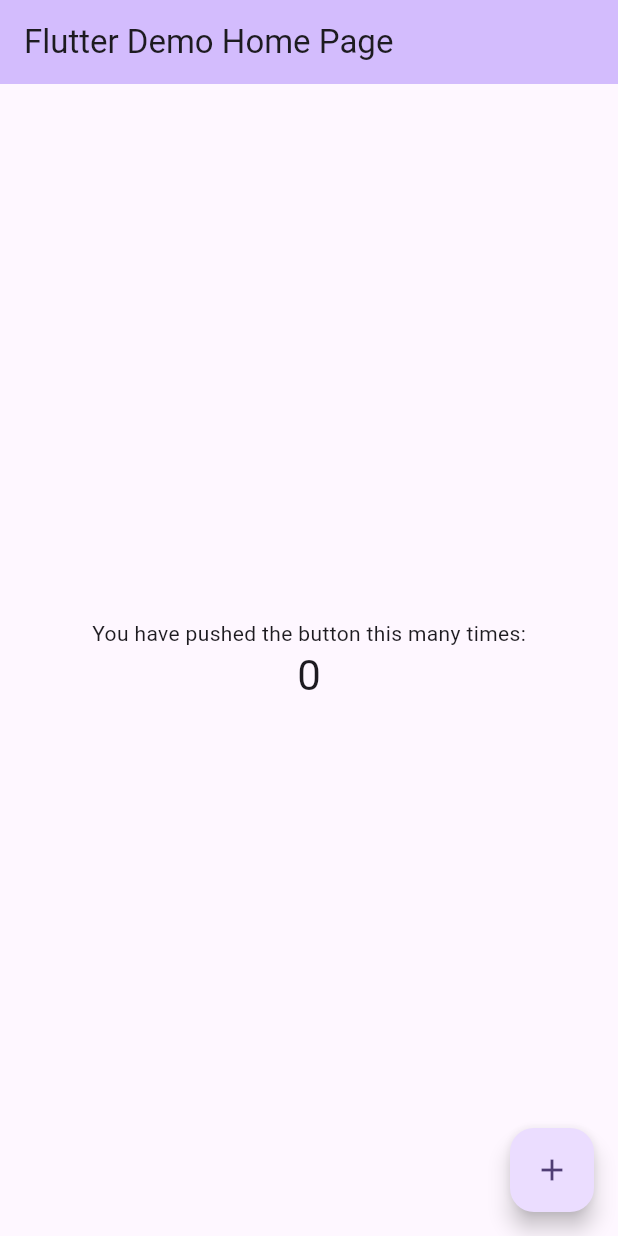
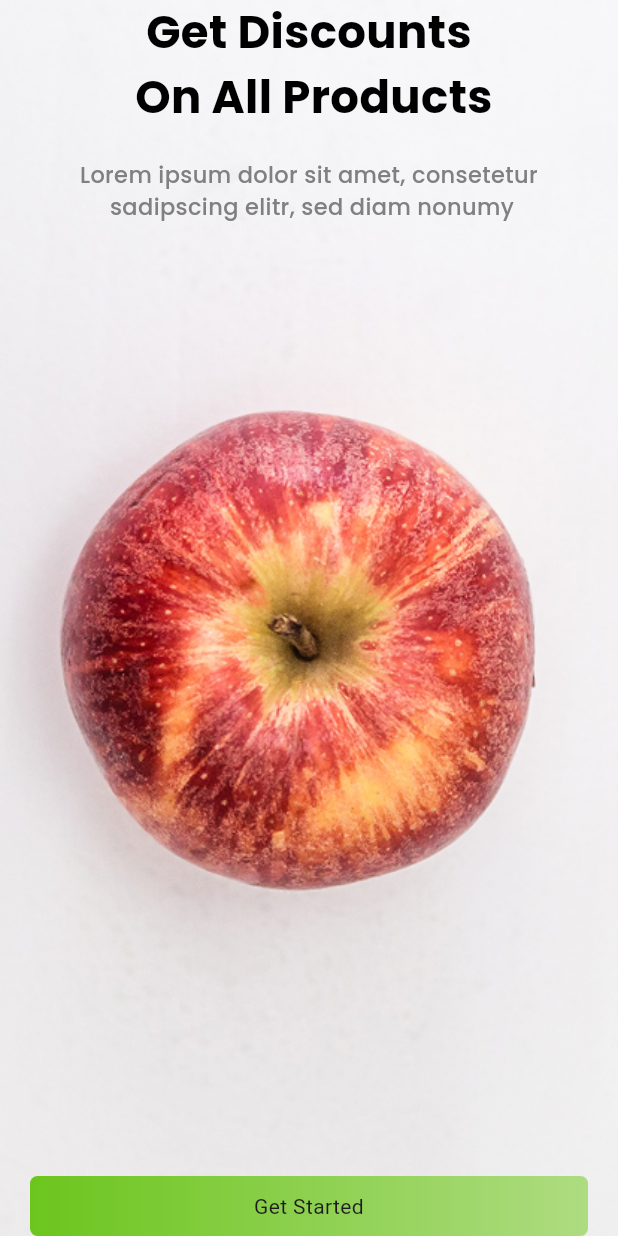
Before and after one commit to laiba12-cloud/grocerryapptwo, a Flutter app: the screen it shows after launch, on a phone screen of 412 x 824 dp. Run offline on Flutter 3.47's test engine with Material 3 defaults, Android fonts, the phone set to English and light mode, and no system bars; our stand-ins replace google_fonts.

Commit message:
updated code

```diff
--- /dev/null
+++ b/lib/controller/components/blacktextwidget.dart
@@ -0,0 +1,20 @@
+import 'package:flutter/material.dart';
+import 'package:google_fonts/google_fonts.dart';
+import 'package:grocerryapptwo/controller/utils/constant/appcolors/appcolors.dart';
+class BlackTextWidget extends StatelessWidget {
+  final String text;
+  const BlackTextWidget({super.key,required this.text});
+
+  @override
+  Widget build(BuildContext context) {
+    return Text(
+      text,
+      textAlign: TextAlign.center,
+      style: GoogleFonts.poppins(
+        fontWeight: FontWeight.w700,
+        fontSize:30,
+        color:AppColors.blackColor,
+      )
+    );
+  }
+}
--- /dev/null
+++ b/lib/controller/components/greenbutton.dart
@@ -0,0 +1,28 @@
+import 'package:flutter/material.dart';
+
+import '../utils/constant/appcolors/appcolors.dart';
+class GreenButton extends StatelessWidget {
+  final String text;
+  final VoidCallback onTap;
+  const GreenButton({super.key,required this.text,required this.onTap});
+
+  @override
+  Widget build(BuildContext context) {
+    return InkWell(
+      onTap:onTap,
+      child: Container(
+        height:40,
+        width:double.infinity,
+        margin:EdgeInsets.symmetric(horizontal:20),
+      decoration:BoxDecoration(
+        gradient: LinearGradient(colors: [AppColors.darkGreen,
+        AppColors.lightGreen,],
+        ),
+          borderRadius:BorderRadius.circular(5)
+      ),
+      child:Center(
+          child:Text(text,
+            textAlign: TextAlign.center,))),
+    );
+  }
+}
--- /dev/null
+++ b/lib/controller/components/greytextwidget.dart
@@ -0,0 +1,19 @@
+import 'package:flutter/material.dart';
+import 'package:google_fonts/google_fonts.dart';
+import 'package:grocerryapptwo/controller/utils/constant/appcolors/appcolors.dart';
+class GreyTextWidget extends StatelessWidget {
+  final String text;
+  const GreyTextWidget({super.key,required this.text});
+
+  @override
+  Widget build(BuildContext context) {
+    return Text(
+      text,textAlign: TextAlign.center,
+      style:GoogleFonts.poppins(
+        fontWeight:FontWeight.w500,
+        fontSize:15,
+        color:AppColors.greyColor,
+      )
+    );
+  }
+}
--- /dev/null
+++ b/lib/controller/utils/constant/appcolors/appcolors.dart
@@ -0,0 +1,29 @@
+import 'package:flutter/material.dart';
+
+class AppColors{
+  static String base='assets/appcolors/colors/';
+  static String orangeColor='${base}colors.orange';
+  static Color indianRedColor= Color(0xffCD5C5C) ; //'0xffCD5C5C';
+  static Color lightCoralColor=Color(0xffF08080);
+  static Color salmonColor=Color(0xffFA8072);
+  static Color darkSalmonColor=Color(0xffE9967A);
+  static Color lightSalmonColor=Color(0xffFFA07A);
+  static Color whiteColor=Color(0xffFFFFFF);
+  static Color lightGreen=Color(0xffAEDC81);
+  static Color darkGreen=Color(0xff6CC51D);
+  static Color silverColor=Color(0xffC0C0C0);
+  static Color greyColor=Color(0xff808080);
+  static Color blackColor=Color(0xff000000);
+  static Color redColor=Color(0xffFF0000);
+  static Color maroonColor=Color(0xff800000);
+  static Color yellowColor=Color(0xffFFFF00);
+  static Color oliveColor=Color(0xff808000);
+  static Color limeColor=Color(0xff00FF00);
+  static Color greenColor=Color(0xff008000);
+  static Color aquaColor=Color(0xff00FFFF);
+  static Color tealColor=Color(0xff008080);
+  static Color blueColor=Color(0xff0000FF);
+  static Color navyColor=Color(0xff000080);
+  static Color fuchsiaColor=Color(0xffFF00FF);
+  static Color purpleColor=Color(0xff800080);
+}
--- /dev/null
+++ b/lib/controller/utils/constant/appicons/appicons.dart
@@ -0,0 +1,7 @@
+import 'package:flutter/material.dart';
+
+class AppIcons{
+  static String facebooklogo='assets/appicons/facebook.png';
+  static String instagramlogo='assets/appicons/instagram.png';
+  static String whatsapplogo='assets/appicons/whatsapp.png';
+}
--- /dev/null
+++ b/lib/controller/utils/constant/appimages/appimages.dart
@@ -0,0 +1,17 @@
+import 'package:flutter/material.dart';
+
+class AppImages{
+  static String base='assets/appimages/';
+  static String appleimage='@{base}splash.png';
+  static String fruitimage='@{base}fruit.png';
+static String cockroachimage='@{base}cockroach.png';
+static String eggimage='@{base}egg.png';
+static String foodimage='@{base}food.png';
+static String grocerryimage='@{base}grocerry.png';
+static String ladyshpng='@{base}ladyshpng.png';
+static String limeimage='@{base}lime-23.png';
+static String mangoimage='@{base}mango.png';
+static String milkimage='@{base}milk.png';
+static String shoppingimage='@{base}shopping.png';
+static String vegetablesimage='@{base}vegetables.png';
+}
--- a/lib/main.dart
+++ b/lib/main.dart
@@ -1,4 +1,5 @@
 import 'package:flutter/material.dart';
+import 'package:grocerryapptwo/view/startingview/splashscreen/splashscreen.dart';
 
 void main() {
   runApp(const MyApp());
@@ -11,115 +12,8 @@ class MyApp extends StatelessWidget {
   @override
   Widget build(BuildContext context) {
     return MaterialApp(
-      title: 'Flutter Demo',
-      theme: ThemeData(
-        // This is the theme of your application.
-        //
-        // TRY THIS: Try running your application with "flutter run". You'll see
-        // the application has a purple toolbar. Then, without quitting the app,
-        // try changing the seedColor in the colorScheme below to Colors.green
-        // and then invoke "hot reload" (save your changes or press the "hot
-        // reload" button in a Flutter-supported IDE, or press "r" if you used
-        // the command line to start the app).
-        //
-        // Notice that the counter didn't reset back to zero; the application
-        // state is not lost during the reload. To reset the state, use hot
-        // restart instead.
-        //
-        // This works for code too, not just values: Most code changes can be
-        // tested with just a hot reload.
-        colorScheme: ColorScheme.fromSeed(seedColor: Colors.deepPurple),
-        useMaterial3: true,
-      ),
-      home: const MyHomePage(title: 'Flutter Demo Home Page'),
+     debugShowCheckedModeBanner: false,
+        home:SplashScreen(),// This trailing comma makes auto-formatting nicer for build methods.
     );
   }
 }
-
-class MyHomePage extends StatefulWidget {
-  const MyHomePage({super.key, required this.title});
-
-  // This widget is the home page of your application. It is stateful, meaning
-  // that it has a State object (defined below) that contains fields that affect
-  // how it looks.
-
-  // This class is the configuration for the state. It holds the values (in this
-  // case the title) provided by the parent (in this case the App widget) and
-  // used by the build method of the State. Fields in a Widget subclass are
-  // always marked "final".
-
-  final String title;
-
-  @override
-  State<MyHomePage> createState() => _MyHomePageState();
-}
-
-class _MyHomePageState extends State<MyHomePage> {
-  int _counter = 0;
-
-  void _incrementCounter() {
-    setState(() {
-      // This call to setState tells the Flutter framework that something has
-      // changed in this State, which causes it to rerun the build method below
-      // so that the display can reflect the updated values. If we changed
-      // _counter without calling setState(), then the build method would not be
-      // called again, and so nothing would appear to happen.
-      _counter++;
-    });
-  }
-
-  @override
-  Widget build(BuildContext context) {
-    // This method is rerun every time setState is called, for instance as done
-    // by the _incrementCounter method above.
-    //
-    // The Flutter framework has been optimized to make rerunning build methods
-    // fast, so that you can just rebuild anything that needs updating rather
-    // than having to individually change instances of widgets.
-    return Scaffold(
-      appBar: AppBar(
-        // TRY THIS: Try changing the color here to a specific color (to
-        // Colors.amber, perhaps?) and trigger a hot reload to see the AppBar
-        // change color while the other colors stay the same.
-        backgroundColor: Theme.of(context).colorScheme.inversePrimary,
-        // Here we take the value from the MyHomePage object that was created by
-        // the App.build method, and use it to set our appbar title.
-        title: Text(widget.title),
-      ),
-      body: Center(
-        // Center is a layout widget. It takes a single child and positions it
-        // in the middle of the parent.
-        child: Column(
-          // Column is also a layout widget. It takes a list of children and
-          // arranges them vertically. By default, it sizes itself to fit its
-          // children horizontally, and tries to be as tall as its parent.
-          //
-          // Column has various properties to control how it sizes itself and
-          // how it positions its children. Here we use mainAxisAlignment to
-          // center the children vertically; the main axis here is the vertical
-          // axis because Columns are vertical (the cross axis would be
-          // horizontal).
-          //
-          // TRY THIS: Invoke "debug painting" (choose the "Toggle Debug Paint"
-          // action in the IDE, or press "p" in the console), to see the
-          // wireframe for each widget.
-          mainAxisAlignment: MainAxisAlignment.center,
-          children: <Widget>[
-            const Text(
-              'You have pushed the button this many times:',
-            ),
-            Text(
-              '$_counter',
-              style: Theme.of(context).textTheme.headlineMedium,
-            ),
-          ],
-        ),
-      ),
-      floatingActionButton: FloatingActionButton(
-        onPressed: _incrementCounter,
-        tooltip: 'Increment',
-        child: const Icon(Icons.add),
-      ), // This trailing comma makes auto-formatting nicer for build methods.
-    );
-  }
-}
--- /dev/null
+++ b/lib/view/startingview/splashscreen/splashscreen.dart
@@ -0,0 +1,34 @@
+import 'package:flutter/material.dart';
+import 'package:grocerryapptwo/controller/components/blacktextwidget.dart';
+import 'package:grocerryapptwo/controller/components/greenbutton.dart';
+import 'package:grocerryapptwo/controller/components/greytextwidget.dart';
+import 'package:grocerryapptwo/controller/utils/constant/appimages/appimages.dart';
+class SplashScreen extends StatelessWidget {
+  const SplashScreen({super.key});
+
+  @override
+  Widget build(BuildContext context) {
+    return Scaffold(
+      body:Container(
+          height:double.infinity,
+          width:double.infinity,
+          decoration:BoxDecoration(
+              image:DecorationImage(
+                image:AssetImage('assets/images/splash.png'),
+                fit:BoxFit.cover,
+              )
+          ),
+        child:Column(
+          crossAxisAlignment: CrossAxisAlignment.center,
+          children:[
+            BlackTextWidget(text:'Get Discounts \n On All Products'),
+            SizedBox(height:20),
+            GreyTextWidget(text: 'Lorem ipsum dolor sit amet, consetetur \n sadipscing elitr, sed diam nonumy'),
+            Spacer(),
+            GreenButton(text: 'Get Started', onTap: (){}),
+          ]
+        )
+      ),
+    );
+  }
+}
--- a/pubspec.yaml
+++ b/pubspec.yaml
@@ -34,6 +34,7 @@ dependencies:
   # The following adds the Cupertino Icons font to your application.
   # Use with the CupertinoIcons class for iOS style icons.
   cupertino_icons: ^1.0.8
+  google_fonts: ^6.2.1
 
 dev_dependencies:
   flutter_test:
@@ -58,7 +59,10 @@ flutter:
   uses-material-design: true
 
   # To add assets to your application, add an assets section, like this:
-  # assets:
+  assets:
+    - assets/
+    - assets/images/
+    - assets/icons/
   #   - images/a_dot_burr.jpeg
   #   - images/a_dot_ham.jpeg
 
```
Also changed, not shown: assets/icons/facebook.png (added), assets/icons/instagram.png (added), assets/icons/whatsapp.png (added), assets/images/splash.png (added), lib/model/chatmodel/chatmodel.dart (added), lib/view/homeview/bottombar.dart (added), lib/view/homeview/chatsview/chatsdetails/chatdetails.dart (added), lib/view/homeview/chatsview/newchat/newchat.dart (added), pubspec.lock, 1 other file.
